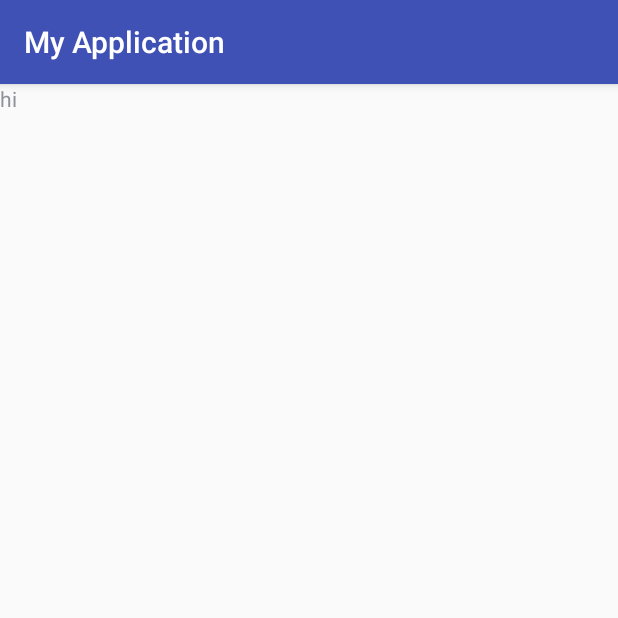
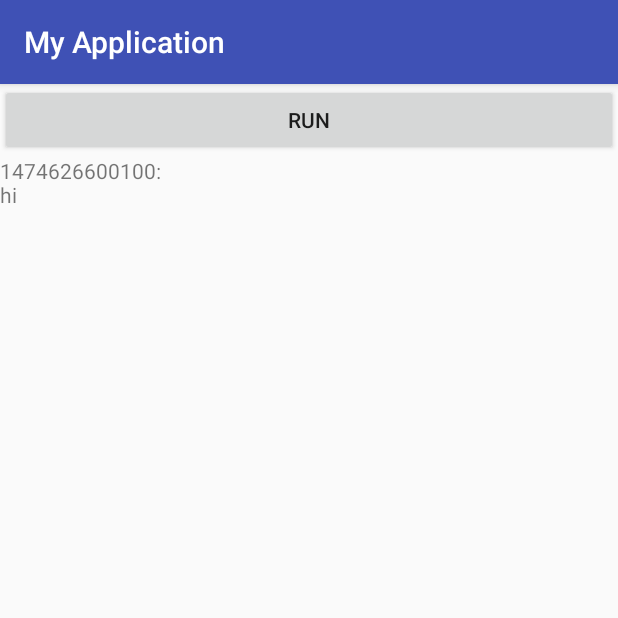
Before and after one commit to lichard49/HTK-Android, an Android app: the screen it shows after launch (MainActivity), on a phone screen of 412 x 824 dp, the top half of it. Run offline under Robolectric (Android 15) with nearby library versions, the phone set to English and light mode, and no system bars; 1 statement that could not run was skipped.

Commit message:
Added button to test running HVite multiple times -- doesn't work!

```diff
--- a/app/src/main/java/com/lichard49/myapplication/MainActivity.java
+++ b/app/src/main/java/com/lichard49/myapplication/MainActivity.java
@@ -5,6 +5,8 @@ import android.os.Message;
 import android.support.v7.app.AppCompatActivity;
 import android.os.Bundle;
 import android.util.Log;
+import android.view.View;
+import android.widget.Button;
 import android.widget.TextView;
 
 import java.io.BufferedReader;
@@ -23,7 +25,7 @@ public class MainActivity extends AppCompatActivity {
     private Bundle data;
     private Handler handler = new Handler() {
         public void handleMessage(Message m) {
-            tv.setText(m.getData().getString("text"));
+            tv.setText(System.currentTimeMillis() + ":\n" + m.getData().getString("text"));
         }
     };
 
@@ -84,12 +86,18 @@ public class MainActivity extends AppCompatActivity {
     @Override
     protected void onCreate(Bundle savedInstanceState) {
         super.onCreate(savedInstanceState);
+        setContentView(R.layout.activity_main);
 
-        tv = new TextView(getApplicationContext());
-        setContentView(tv);
+        tv = (TextView) findViewById(R.id.text_view);
         setText("hi");
 
-        new Thread(jniThread).start();
+        Button button = (Button) findViewById(R.id.go_button);
+        button.setOnClickListener(new View.OnClickListener() {
+            @Override
+            public void onClick(View v) {
+                new Thread(jniThread).start();
+            }
+        });
     }
 
     private void setText(String text) {
--- a/app/src/main/res/layout/activity_main.xml
+++ b/app/src/main/res/layout/activity_main.xml
@@ -1,12 +1,19 @@
 <?xml version="1.0" encoding="utf-8"?>
-<android.support.constraint.ConstraintLayout
+<LinearLayout
     xmlns:android="http://schemas.android.com/apk/res/android"
     xmlns:tools="http://schemas.android.com/tools"
     xmlns:app="http://schemas.android.com/apk/res-auto"
     android:id="@+id/activity_main"
     android:layout_width="match_parent"
     android:layout_height="match_parent"
+    android:orientation="vertical"
     tools:context="com.lichard49.myapplication.MainActivity">
+
+    <Button
+        android:text="Run"
+        android:layout_width="match_parent"
+        android:layout_height="wrap_content"
+        android:id="@+id/go_button" />
 
     <TextView
         android:layout_width="wrap_content"
@@ -15,6 +22,7 @@
         app:layout_constraintBottom_toBottomOf="@+id/activity_main"
         app:layout_constraintLeft_toLeftOf="@+id/activity_main"
         app:layout_constraintRight_toRightOf="@+id/activity_main"
-        app:layout_constraintTop_toTopOf="@+id/activity_main" />
+        app:layout_constraintTop_toTopOf="@+id/activity_main"
+        android:id="@+id/text_view" />
 
-</android.support.constraint.ConstraintLayout>
+</LinearLayout>
```
